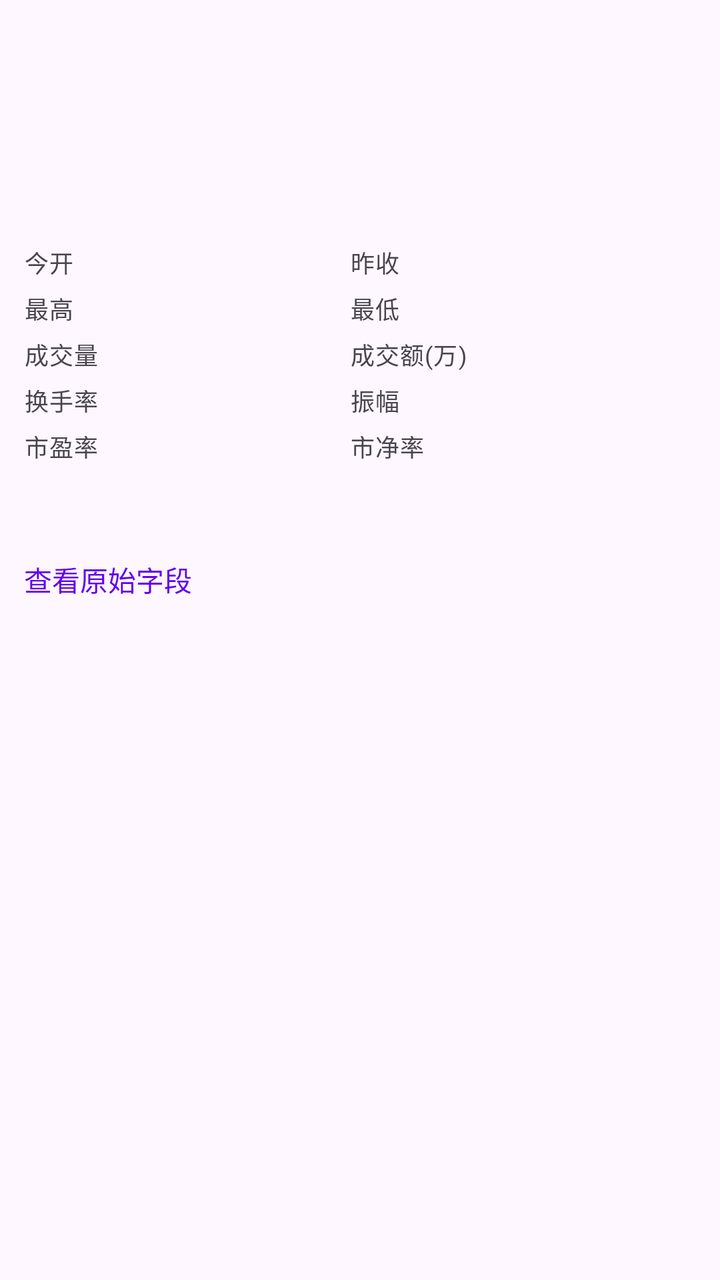
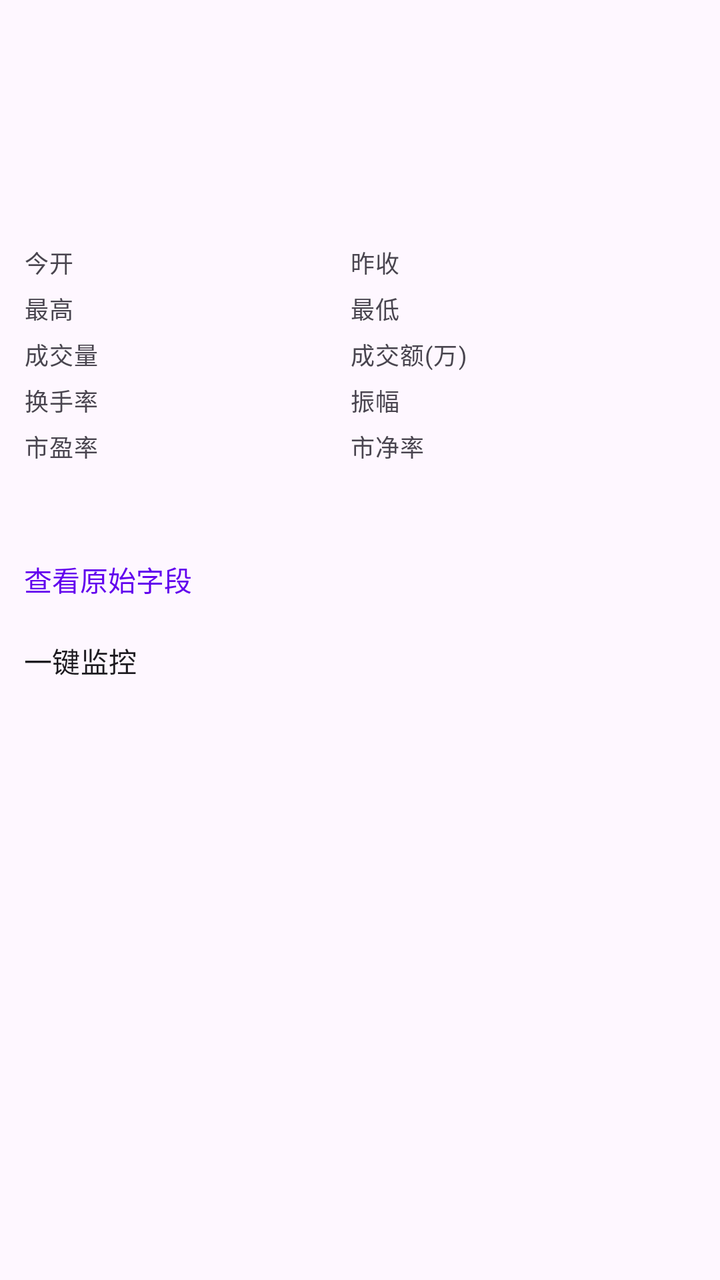

The first picture is an Android layout as it rendered before a commit; the second is the same layout after the commit. The layout source and the unified diff follow.
<!-- AndroidManifest.xml: application theme Theme.GPTest -->
<!-- res/layout/dialog_quote_detail.xml -->
<?xml version="1.0" encoding="utf-8"?>
<androidx.core.widget.NestedScrollView xmlns:android="http://schemas.android.com/apk/res/android"
    android:layout_width="match_parent"
    android:layout_height="wrap_content"
    android:fillViewport="true">

    <include
        android:id="@+id/quoteCard"
        layout="@layout/view_quote_card"
        android:layout_width="match_parent"
        android:layout_height="wrap_content"
        android:layout_marginTop="12dp" />

</androidx.core.widget.NestedScrollView>
<!-- res/layout/view_quote_card.xml (included above) -->
<?xml version="1.0" encoding="utf-8"?>
<LinearLayout xmlns:android="http://schemas.android.com/apk/res/android"
    android:id="@+id/llCardContent"
    android:layout_width="match_parent"
    android:layout_height="wrap_content"
    android:orientation="vertical"
    android:paddingHorizontal="12dp">

    <TextView
        android:id="@+id/tvCardName"
        android:layout_width="match_parent"
        android:layout_height="wrap_content"
        android:textAppearance="?attr/textAppearanceHeadline6" />

    <TextView
        android:id="@+id/tvCardCode"
        android:layout_width="match_parent"
        android:layout_height="wrap_content"
        android:layout_marginTop="2dp"
        android:textAppearance="?attr/textAppearanceBody2" />

    <LinearLayout
        android:layout_width="match_parent"
        android:layout_height="wrap_content"
        android:layout_marginTop="8dp"
        android:gravity="bottom"
        android:orientation="horizontal">

        <TextView
            android:id="@+id/tvCardPrice"
            android:layout_width="wrap_content"
            android:layout_height="wrap_content"
            android:textSize="28sp"
            android:textStyle="bold" />

        <TextView
            android:id="@+id/tvCardChangePercent"
            android:layout_width="wrap_content"
            android:layout_height="wrap_content"
            android:layout_marginStart="12dp"
            android:textAppearance="?attr/textAppearanceSubtitle1"
            android:textStyle="bold" />

        <TextView
            android:id="@+id/tvCardChange"
            android:layout_width="wrap_content"
            android:layout_height="wrap_content"
            android:layout_marginStart="8dp"
            android:textAppearance="?attr/textAppearanceBody2" />
    </LinearLayout>

    <TableLayout
        android:layout_width="match_parent"
        android:layout_height="wrap_content"
        android:layout_marginTop="12dp"
        android:stretchColumns="1,3">

        <TableRow>

            <TextView
                android:paddingTop="4dp"
                android:paddingEnd="8dp"
                android:text="@string/metric_open"
                android:textAppearance="?attr/textAppearanceCaption" />

            <TextView
                android:id="@+id/tvOpen"
                android:paddingTop="4dp"
                android:paddingEnd="12dp"
                android:textAppearance="?attr/textAppearanceBody2" />

            <TextView
                android:paddingTop="4dp"
                android:paddingEnd="8dp"
                android:text="@string/metric_prev_close"
                android:textAppearance="?attr/textAppearanceCaption" />

            <TextView
                android:id="@+id/tvPrevClose"
                android:paddingTop="4dp"
                android:textAppearance="?attr/textAppearanceBody2" />
        </TableRow>

        <TableRow>

            <TextView
                android:paddingTop="4dp"
                android:paddingEnd="8dp"
                android:text="@string/metric_high"
                android:textAppearance="?attr/textAppearanceCaption" />

            <TextView
                android:id="@+id/tvHigh"
                android:paddingTop="4dp"
                android:paddingEnd="12dp"
                android:textAppearance="?attr/textAppearanceBody2" />

            <TextView
                android:paddingTop="4dp"
                android:paddingEnd="8dp"
                android:text="@string/metric_low"
                android:textAppearance="?attr/textAppearanceCaption" />

            <TextView
                android:id="@+id/tvLow"
                android:paddingTop="4dp"
                android:textAppearance="?attr/textAppearanceBody2" />
        </TableRow>

        <TableRow>

            <TextView
                android:paddingTop="4dp"
                android:paddingEnd="8dp"
                android:text="@string/metric_volume"
                android:textAppearance="?attr/textAppearanceCaption" />

            <TextView
                android:id="@+id/tvVolume"
                android:paddingTop="4dp"
                android:paddingEnd="12dp"
                android:textAppearance="?attr/textAppearanceBody2" />

            <TextView
                android:paddingTop="4dp"
                android:paddingEnd="8dp"
                android:text="@string/metric_amount"
                android:textAppearance="?attr/textAppearanceCaption" />

            <TextView
                android:id="@+id/tvAmount"
                android:paddingTop="4dp"
                android:textAppearance="?attr/textAppearanceBody2" />
        </TableRow>

        <TableRow>

            <TextView
                android:paddingTop="4dp"
                android:paddingEnd="8dp"
                android:text="@string/metric_turnover"
                android:textAppearance="?attr/textAppearanceCaption" />

            <TextView
                android:id="@+id/tvTurnover"
                android:paddingTop="4dp"
                android:paddingEnd="12dp"
                android:textAppearance="?attr/textAppearanceBody2" />

            <TextView
                android:paddingTop="4dp"
                android:paddingEnd="8dp"
                android:text="@string/metric_amplitude"
                android:textAppearance="?attr/textAppearanceCaption" />

            <TextView
                android:id="@+id/tvAmplitude"
                android:paddingTop="4dp"
                android:textAppearance="?attr/textAppearanceBody2" />
        </TableRow>

        <TableRow>

            <TextView
                android:paddingTop="4dp"
                android:paddingEnd="8dp"
                android:text="@string/metric_pe"
                android:textAppearance="?attr/textAppearanceCaption" />

            <TextView
                android:id="@+id/tvPe"
                android:paddingTop="4dp"
                android:paddingEnd="12dp"
                android:textAppearance="?attr/textAppearanceBody2" />

            <TextView
                android:paddingTop="4dp"
                android:paddingEnd="8dp"
                android:text="@string/metric_pb"
                android:textAppearance="?attr/textAppearanceCaption" />

            <TextView
                android:id="@+id/tvPb"
                android:paddingTop="4dp"
                android:textAppearance="?attr/textAppearanceBody2" />
        </TableRow>
    </TableLayout>

    <LinearLayout
        android:layout_width="match_parent"
        android:layout_height="wrap_content"
        android:layout_marginTop="12dp"
        android:orientation="horizontal">

        <TextView
            android:id="@+id/tvBids"
            android:layout_width="0dp"
            android:layout_height="wrap_content"
            android:layout_weight="1"
            android:fontFamily="monospace"
            android:textAppearance="?attr/textAppearanceBody2" />

        <TextView
            android:id="@+id/tvAsks"
            android:layout_width="0dp"
            android:layout_height="wrap_content"
            android:layout_weight="1"
            android:fontFamily="monospace"
            android:textAppearance="?attr/textAppearanceBody2" />
    </LinearLayout>

    <TextView
        android:id="@+id/tvToggleRaw"
        android:layout_width="wrap_content"
        android:layout_height="wrap_content"
        android:layout_marginTop="12dp"
        android:clickable="true"
        android:focusable="true"
        android:paddingTop="4dp"
        android:paddingBottom="4dp"
        android:text="@string/show_raw_fields"
        android:textColor="?attr/colorPrimary" />

    <TextView
        android:id="@+id/tvRawDetail"
        android:layout_width="match_parent"
        android:layout_height="wrap_content"
        android:layout_marginTop="8dp"
        android:fontFamily="monospace"
        android:textIsSelectable="true"
        android:textSize="12sp"
        android:visibility="gone" />
</LinearLayout>
<!-- resources referenced by this layout -->
<resources>
  <string name="metric_amount">成交额(万)</string>
  <string name="metric_amplitude">振幅</string>
  <string name="metric_high">最高</string>
  <string name="metric_low">最低</string>
  <string name="metric_open">今开</string>
  <string name="metric_pb">市净率</string>
  <string name="metric_pe">市盈率</string>
  <string name="metric_prev_close">昨收</string>
  <string name="metric_turnover">换手率</string>
  <string name="metric_volume">成交量</string>
  <string name="show_raw_fields">查看原始字段</string>
  <style name="Theme.GPTest" parent="Theme.Material3.DayNight.NoActionBar">
          <item name="colorPrimary">@color/purple_500</item>
          <item name="colorOnPrimary">@color/white</item>
          <item name="colorPrimaryContainer">@color/purple_200</item>
          <item name="colorOnPrimaryContainer">@color/purple_700</item>
          <item name="colorSecondary">@color/teal_700</item>
          <item name="colorOnSecondary">@color/white</item>
          <item name="colorSecondaryContainer">@color/teal_200</item>
          <item name="colorOnSecondaryContainer">@color/black</item>
          <item name="android:statusBarColor">@android:color/transparent</item>
          <item name="android:navigationBarColor">@android:color/transparent</item>
          <item name="android:windowLightStatusBar">true</item>
      </style>
  <color name="purple_500">#FF6200EE</color>
  <color name="white">#FFFFFFFF</color>
  <color name="purple_200">#FFBB86FC</color>
  <color name="purple_700">#FF3700B3</color>
  <color name="teal_700">#FF018786</color>
  <color name="teal_200">#FF03DAC5</color>
  <color name="black">#FF000000</color>
</resources>

<!-- the commit's change to res/layout/dialog_quote_detail.xml (unified diff, before → after) -->
@@ -1,16 +1,43 @@
 <?xml version="1.0" encoding="utf-8"?>
 <androidx.core.widget.NestedScrollView xmlns:android="http://schemas.android.com/apk/res/android"
+    xmlns:app="http://schemas.android.com/apk/res-auto"
     android:layout_width="match_parent"
     android:layout_height="wrap_content"
     android:fillViewport="true">
 
-    <include
-        android:id="@+id/quoteCard"
-        layout="@layout/view_quote_card"
-        android:layout_width="match_parent"
-        android:layout_height="wrap_content"
-        android:layout_marginTop="12dp" />
-
+    <LinearLayout
+        android:layout_width="match_parent"
+        android:layout_height="wrap_content"
+        android:orientation="vertical"
+        android:paddingBottom="16dp">
+
+        <include
+            android:id="@+id/quoteCard"
+            layout="@layout/view_quote_card"
+            android:layout_width="match_parent"
+            android:layout_height="wrap_content"
+            android:layout_marginTop="12dp" />
+
+        <TextView
+            android:id="@+id/tvQuickAlerts"
+            android:layout_width="match_parent"
+            android:layout_height="wrap_content"
+            android:layout_marginStart="12dp"
+            android:layout_marginTop="16dp"
+            android:layout_marginEnd="12dp"
+            android:text="@string/quick_alert_title"
+            android:textAppearance="?attr/textAppearanceSubtitle2" />
+
+        <com.google.android.material.chip.ChipGroup
+            android:id="@+id/chipQuickAlerts"
+            android:layout_width="match_parent"
+            android:layout_height="wrap_content"
+            android:layout_marginStart="8dp"
+            android:layout_marginEnd="8dp"
+            android:layout_marginTop="4dp"
+            app:chipSpacingHorizontal="8dp"
+            app:chipSpacingVertical="4dp" />
+    </LinearLayout>
 </androidx.core.widget.NestedScrollView>
 <!-- res/layout/view_quote_card.xml (included above) -->
 <?xml version="1.0" encoding="utf-8"?>
<!-- resource entries referenced after the edit -->
@@ -10,6 +10,7 @@
   <string name="metric_prev_close">昨收</string>
   <string name="metric_turnover">换手率</string>
   <string name="metric_volume">成交量</string>
+  <string name="quick_alert_title">一键监控</string>
   <string name="show_raw_fields">查看原始字段</string>
   <style name="Theme.GPTest" parent="Theme.Material3.DayNight.NoActionBar">
           <item name="colorPrimary">@color/purple_500</item>
